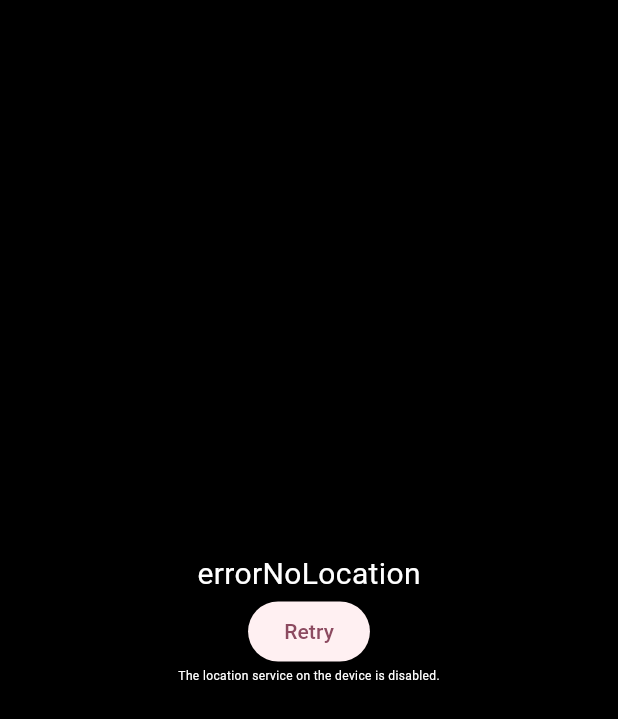
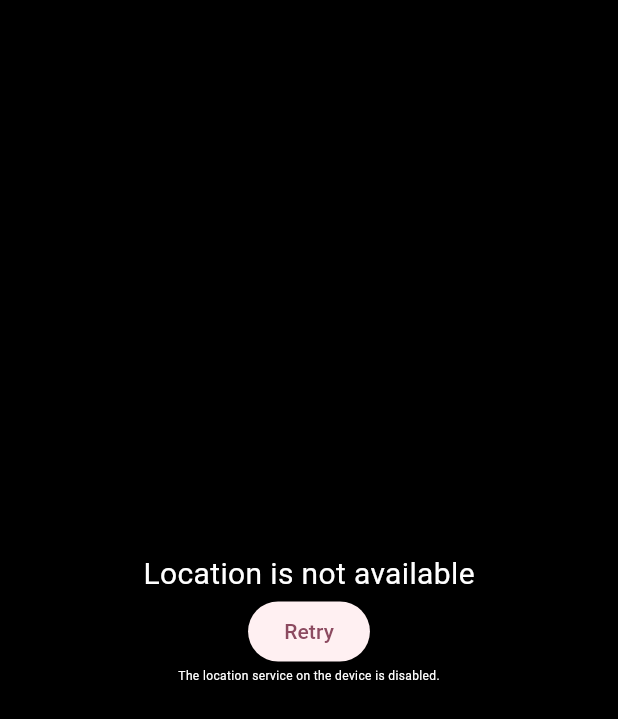
Before and after one commit to mberionne/wearos_tides, a Flutter app: the screen it shows after launch, after a tap on "Retry", on a phone screen of 412 x 824 dp. Shown: the top 719 px of the screen. Run offline on Flutter 3.47's test engine with Material 3 defaults, Android fonts, the phone set to English and light mode, and no system bars; our stand-ins replace geolocator, shared_preferences.

```diff
--- a/lib/main.dart
+++ b/lib/main.dart
@@ -96,34 +96,66 @@ class MainPage extends StatefulWidget {
   State<MainPage> createState() => _MainPageState();
 }
 
-class _MainPageState extends State<MainPage> {
+class _MainPageState extends State<MainPage> with WidgetsBindingObserver {
   AppState _appState = AppState.init;
+  bool _needsRefresh = false;
   String _debugMessage = "";
   TideData? _tideData;
+  DateTime _lastSuccessTimestamp = DateTime.fromMillisecondsSinceEpoch(0);
 
   @override
   void initState() {
     super.initState();
-    _mainFlow();
+    WidgetsBinding.instance.addObserver(this);
+    _mainFlow(force: true);
   }
 
-  void _mainFlow() async {
+  @override
+  void dispose() {
+    WidgetsBinding.instance.removeObserver(this);
+    super.dispose();
+  }
+
+  @override
+  void didChangeAppLifecycleState(AppLifecycleState state) {
+    switch (state) {
+      case AppLifecycleState.hidden:
+      case AppLifecycleState.inactive:
+      case AppLifecycleState.paused:
+      case AppLifecycleState.detached:
+        _needsRefresh = true;
+        break;
+      case AppLifecycleState.resumed:
+        if (_needsRefresh) {
+          _needsRefresh = false;
+          _mainFlow(force: false);
+        }
+        break;
+    }
+  }
+
+  void _mainFlow({bool force = false}) async {
+    final now = DateTime.now();
+    if (!force && now.difference(_lastSuccessTimestamp).inMinutes.abs() < 15) {
+      // We ran the algorithm recently and we are not requested to force it
+      // so we can directly return.
+    }
+
+    _debugMessage = "";
     try {
-      _debugMessage = "";
-      // TO DO: Fetch the location only if the cache is invalid.
-      _moveTo(AppState.gettingLocation);
+      _moveTo(AppState.gettingLocation, null);
       Position position = await _determinePosition();
-      //LocationData locationData = await _getLocation();
       SharedPreferences prefs = await SharedPreferences.getInstance();
-      String body = _getCacheIfValid(prefs);
+      String body = _getCacheIfValid(prefs, now);
       if (body.isEmpty) {
         _moveTo(AppState.gettingData);
         body =
             await _fetchDataFromServer(position.latitude, position.longitude);
-        _setCache(prefs, body);
+        _setCache(prefs, body, now);
       }
       _moveTo(AppState.parsingData);
       TideData tideData = _parseBody(body);
+      _lastSuccessTimestamp = now;
       _moveTo(AppState.ready, tideData);
     } on TimeoutException catch (_) {
       _moveTo(AppState.errorHttpTimeout);
@@ -161,22 +193,21 @@ class _MainPageState extends State<MainPage> {
     return ms / 3600;
   }
 
-  String _getCurrentDate() {
-    final now = DateTime.now();
+  String _getCurrentDate(DateTime now) {
     return "${now.year}-${now.month}-${now.day}";
   }
 
-  String _getCacheIfValid(SharedPreferences prefs) {
+  String _getCacheIfValid(SharedPreferences prefs, DateTime now) {
     String cachedDate = prefs.getString('date') ?? '';
-    if (cachedDate.isEmpty || cachedDate != _getCurrentDate()) {
+    if (cachedDate.isEmpty || cachedDate != _getCurrentDate(now)) {
       return '';
     }
     String cachedValue = prefs.getString('value') ?? '';
     return cachedValue;
   }
 
-  void _setCache(SharedPreferences prefs, String value) {
-    prefs.setString('date', _getCurrentDate());
+  void _setCache(SharedPreferences prefs, String value, DateTime now) {
+    prefs.setString('date', _getCurrentDate(now));
     prefs.setString('value', value);
   }
 
@@ -225,9 +256,12 @@ class _MainPageState extends State<MainPage> {
   }
 
   Future<Position> _determinePosition() async {
-    // Hardcode location for testing on web.
+    // Hardcode location for testing on web. Return it with a small
+    // delay to facilitate UI testing.
     if (defaultTargetPlatform != TargetPlatform.android) {
-      return Position(
+      return Future.delayed(
+          const Duration(seconds: 2),
+          () => Position(
               latitude: 33.768321,
               longitude: -118.195617,
               accuracy: 1.0,
@@ -237,7 +271,7 @@ class _MainPageState extends State<MainPage> {
               speedAccuracy: 1.0,
               heading: 0,
               headingAccuracy: 1.0,
-          timestamp: DateTime.now());
+              timestamp: DateTime.now()));
     }
 
     // Test if location services are enabled.
@@ -246,7 +280,7 @@ class _MainPageState extends State<MainPage> {
       // Location services are not enabled don't continue
       // accessing the position and request users of the
       // App to enable the location services.
-      return Future.error('Location services are disabled.');
+      return Future.error('Location is disabled.');
     }
     LocationPermission permission = await Geolocator.checkPermission();
     if (permission == LocationPermission.denied) {
@@ -257,17 +291,27 @@ class _MainPageState extends State<MainPage> {
         // Android's shouldShowRequestPermissionRationale
         // returned true. According to Android guidelines
         // your App should show an explanatory UI now.
-        return Future.error('Location permissions are denied');
+        return Future.error('Location is denied');
       }
     }
     if (permission == LocationPermission.deniedForever) {
       // Permissions are denied forever, handle appropriately.
-      return Future.error(
-          'Location permissions are permanently denied, we cannot request permissions.');
+      return Future.error('Location is permanently denied');
     }
     // When we reach here, permissions are granted and we can
     // continue accessing the position of the device.
-    return await Geolocator.getCurrentPosition();
+
+    // Check if there is a last known location.
+    Position? position = await Geolocator.getLastKnownPosition();
+    if (position != null) {
+      return position;
+    }
+
+    // This application can work with low accuracy and we also want to
+    // specify a timeout to avoid an infinite wait.
+    return await Geolocator.getCurrentPosition(
+        desiredAccuracy: LocationAccuracy.low,
+        timeLimit: const Duration(seconds: 8));
   }
 
   @override
@@ -280,6 +324,30 @@ class _MainPageState extends State<MainPage> {
         ),
       ),
     );
+  }
+
+  String stateToString(AppState state) {
+    switch (state) {
+      case AppState.gettingLocation:
+        return "Retrieving location";
+      case AppState.gettingData:
+        return "Retrieving data";
+      case AppState.parsingData:
+        return "Parsing data";
+      case AppState.errorGeneric:
+        return "Generic error";
+      case AppState.errorNoLocation:
+        return "Location is not available";
+      case AppState.errorHttpTimeout:
+        return "Data connection timeout";
+      case AppState.errorHttpError:
+        return "Data connection error";
+      case AppState.errorParsing:
+        return "Invalid data";
+      default:
+        // Other states don't have a valid string to be displayed.
+        return "";
+    }
   }
 
   List<Widget> showState() {
@@ -296,7 +364,7 @@ class _MainPageState extends State<MainPage> {
             child: CircularProgressIndicator(),
           ),
           Text(
-            _appState.name,
+            stateToString(_appState),
             style: const TextStyle(fontSize: 20, color: Colors.white),
           )
         ];
@@ -308,23 +376,40 @@ class _MainPageState extends State<MainPage> {
       case AppState.errorParsing:
         widgets = <Widget>[
           Text(
-            _appState.name,
+            stateToString(_appState),
             style: const TextStyle(fontSize: 20, color: Colors.white),
           ),
           ElevatedButton(
             child: const Text('Retry'),
-            onPressed: () => _mainFlow(),
+            onPressed: () => _mainFlow(force: true),
           ),
         ];
         break;
       case AppState.ready:
         widgets = <Widget>[
+          // Wrap the Text in SizedBox, so that we can truncate the text
+          // if it's too long.
           SizedBox(
               width: MediaQuery.of(context).size.width * 0.8,
-              height: MediaQuery.of(context).size.height * 0.8,
+              child: Center(
+                  child: Text(
+                _tideData?.station ?? "",
+                overflow: TextOverflow.ellipsis,
+                style: const TextStyle(color: Colors.white),
+              ))),
+          SizedBox(
+              width: MediaQuery.of(context).size.width * 0.8,
+              height: MediaQuery.of(context).size.height * 0.7,
+              child: GestureDetector(
+                  onDoubleTap: () {
+                    if (_appState == AppState.ready) {
+                      _mainFlow(force: true);
+                    }
+                  },
                   child: ClipRect(
                       // At this point we know for sure that TideData is available.
-                  child: CustomPaint(painter: TidePainter(_tideData!)))),
+                      child: CustomPaint(
+                          painter: TidePainter(_tideData!, DateTime.now()))))),
         ];
         break;
     }
@@ -340,36 +425,27 @@ class _MainPageState extends State<MainPage> {
 
 class TidePainter extends CustomPainter {
   final TideData tideData;
+  final DateTime now;
 
-  TidePainter(this.tideData);
+  TidePainter(this.tideData, this.now);
 
   @override
   void paint(Canvas canvas, Size size) {
     double maxValue = tideData.heights.values.reduce(max).ceil().toDouble();
     double minValue = tideData.heights.values.reduce(min).floor().toDouble();
 
-    var paintAxes = Paint()..color = Colors.black;
-    var paintTides = Paint()..color = Colors.blue.shade400;
-    var paintBackground = Paint()..color = Colors.grey.shade100;
+    var paintAxes = Paint()..color = Colors.white24;
+    var paintTides = Paint()..color = Colors.lightBlue.shade900;
+    var paintExtremes = Paint()..color = Colors.lightBlue.shade100;
+    var paintBackground = Paint()..color = Colors.grey.shade800;
     var paintCurrentTime = Paint()
-      ..color = Colors.red.shade200
+      ..color = Colors.yellow.shade200
       ..strokeWidth = 2;
-
-    // Draw main rectangle
-    canvas.drawRRect(
-        RRect.fromRectAndRadius(
-          Rect.fromCenter(
-              center: Offset(size.width / 2, size.height / 2),
-              width: size.width,
-              height: size.height),
-          const Radius.circular(5),
-        ),
-        paintBackground);
 
     // Values for the chart
     const double rightMargin = 10;
     const double leftMargin = 15;
-    const double topMargin = 40;
+    const double topMargin = 20;
     const double bottomMargin = 10;
     Offset zero = Offset(leftMargin, size.height - bottomMargin);
     CoordinateConv conv = CoordinateConv(
@@ -377,6 +453,21 @@ class TidePainter extends CustomPainter {
         maxValue: maxValue,
         width: size.width - (leftMargin + rightMargin),
         height: size.height - (topMargin + bottomMargin));
+
+    // Draw background of the chart
+    canvas.drawRect(Rect.fromPoints(zero, zero + conv.convert(24, maxValue)),
+        paintBackground);
+
+    // Draw polygon with tides
+    var points = <Offset>[];
+    points.add(zero + conv.convert(0, minValue));
+    for (var entry in tideData.heights.entries) {
+      points.add(zero + conv.convert(entry.key, entry.value));
+    }
+    points.add(zero + conv.convert(24, minValue));
+    Path path = Path();
+    path.addPolygon(points, true);
+    canvas.drawPath(path, paintTides);
 
     // Draw X axis
     canvas.drawLine(zero, zero + conv.convert(24, minValue), paintAxes);
@@ -387,7 +478,7 @@ class TidePainter extends CustomPainter {
       }
       Offset t = conv.convert(hour, minValue);
       canvas.drawLine(zero + t, zero + t + const Offset(0, 2), paintAxes);
-      if (hour > 0 && hour.toInt().isEven) {
+      if (hour > 0 && hour.toInt() % 3 == 0) {
         _writeText(canvas, hour.toInt().toString(),
             zero + t + const Offset(0, bottomMargin / 2));
       }
@@ -401,19 +492,9 @@ class TidePainter extends CustomPainter {
           zero + t + const Offset(-leftMargin / 2, 0));
     }
 
-    // Draw polygon with tides
-    var points = <Offset>[];
-    points.add(zero + conv.convert(0, minValue));
-    for (var entry in tideData.heights.entries) {
-      points.add(zero + conv.convert(entry.key, entry.value));
-    }
-    points.add(zero + conv.convert(24, minValue));
-    Path path = Path();
-    path.addPolygon(points, true);
-    canvas.drawPath(path, paintTides);
-
-    // Write min and max values
+    // Write min and max values and associated dot
     for (var e in tideData.extremes.entries) {
+      canvas.drawCircle(zero + conv.convert(e.key, e.value), 2, paintExtremes);
       String hour = e.key.truncate().toString();
       String minute = ((e.key - e.key.truncate()) * 60)
           .truncate()
@@ -421,16 +502,10 @@ class TidePainter extends CustomPainter {
           .padLeft(2, "0");
       _writeText(canvas, "$hour:$minute",
           zero + conv.convert(e.key, e.value) + const Offset(0, -10),
-          size: 14.0);
+          size: 10);
     }
 
-    // Draw station name
-    _writeText(canvas, tideData.station,
-        zero + conv.convert(12, maxValue) + const Offset(0, -topMargin + 10),
-        size: 14.0);
-
     // Draw line of current time
-    final now = DateTime.now();
     double currentHour = now.hour + (now.minute / 60);
     canvas.drawLine(zero + conv.convert(currentHour, minValue),
         zero + conv.convert(currentHour, maxValue), paintCurrentTime);
@@ -440,7 +515,7 @@ class TidePainter extends CustomPainter {
       {double size = 8.0}) {
     TextSpan span = TextSpan(
         style: TextStyle(
-            color: Colors.black, fontSize: size, fontWeight: FontWeight.bold),
+            color: Colors.white, fontSize: size, fontWeight: FontWeight.bold),
         text: text);
     TextPainter tp = TextPainter(
         text: span,
@@ -451,9 +526,7 @@ class TidePainter extends CustomPainter {
   }
 
   @override
-  bool shouldRepaint(covariant CustomPainter oldDelegate) {
-    // Not really needed because we don't expect that
-    // the data can change.
-    return false;
+  bool shouldRepaint(TidePainter oldDelegate) {
+    return oldDelegate.now != now;
   }
 }
```
Also changed, not shown: pubspec.lock. Lines whose indentation alone changed are shown as unchanged.
